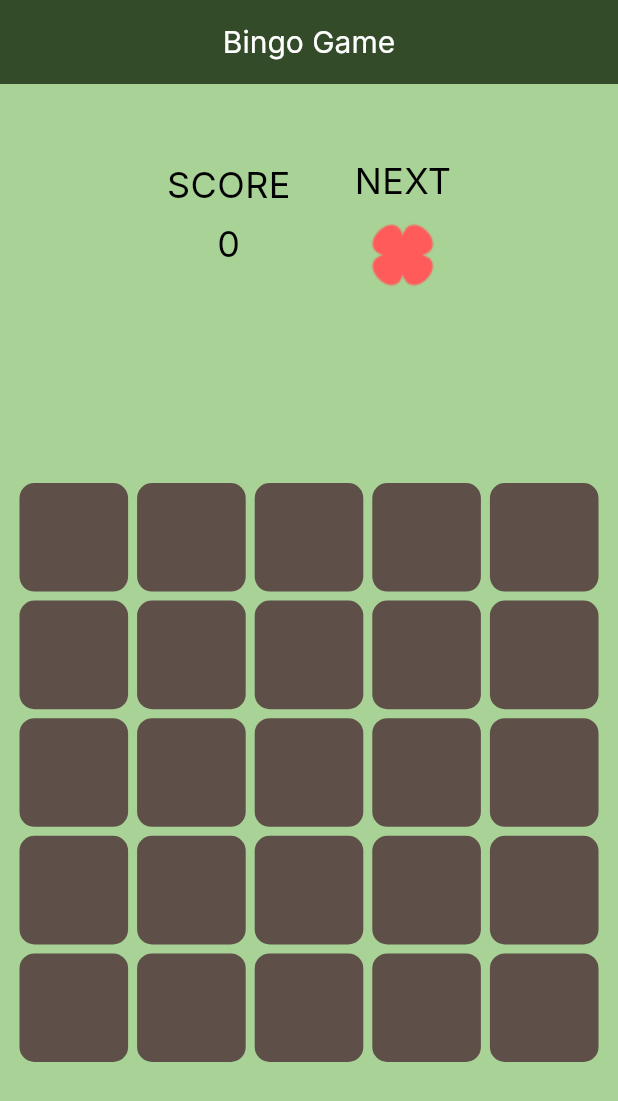
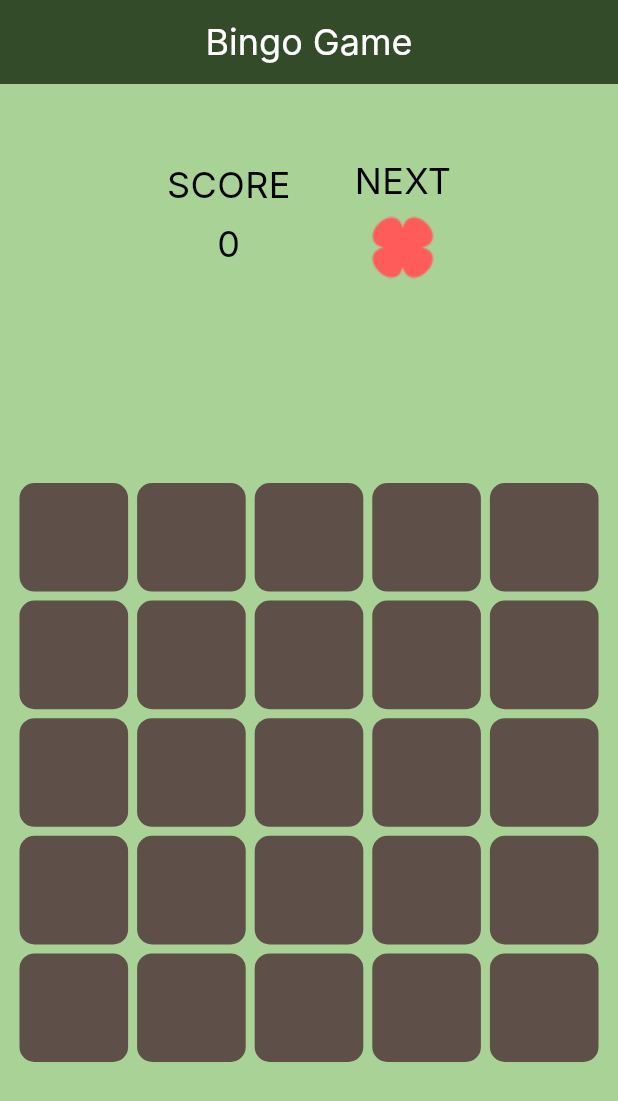
Before and after one commit to Hwaen/Clover, a Flutter app: the screen it shows after launch, on a phone screen of 412 x 824 dp. Shown: the top 1101 px of the screen. Run offline on Flutter 3.47's test engine with Material 3 defaults, Android fonts, the phone set to English and light mode, and no system bars; Roboto replaces fonts that are missing (Inter).

Commit message:
Update main.dart

```diff
--- a/lib/main.dart
+++ b/lib/main.dart
@@ -17,7 +17,7 @@ class MyApp extends StatelessWidget {
                   'Bingo Game',
                   style: TextStyle(
                     color: Color.fromARGB(255, 255, 255, 255),
-                    fontSize: 20,
+                    fontSize: 24,
                     fontFamily: 'Inter',
                     fontWeight: FontWeight.w400,
                     height: 0,
@@ -284,7 +284,7 @@ class _CloverState extends State<Clover> {
                       ),
                     ),
 
-                  const SizedBox(height: 10),
+                  const SizedBox(height: 5),
 
                   Container(
                     width: 50,
```
